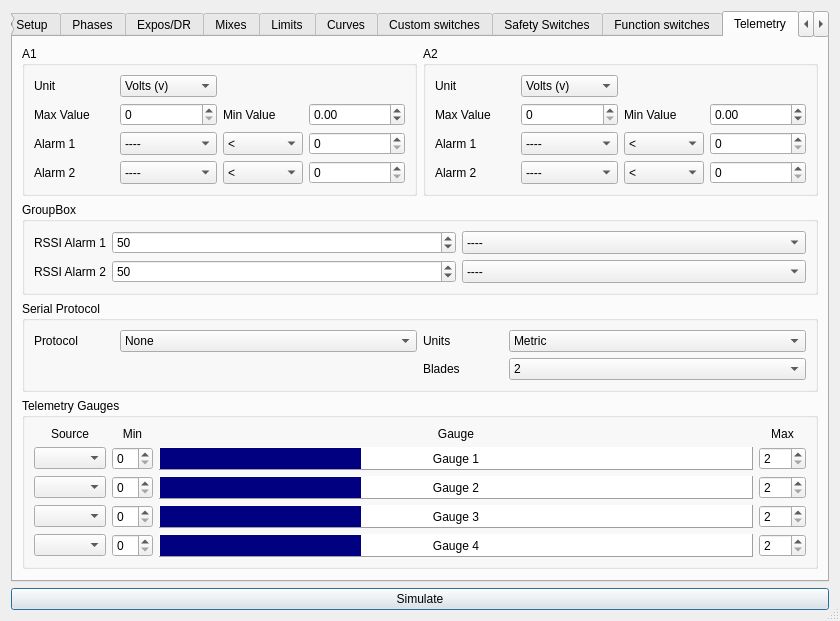
First picture: the form in src/modeledit.ui, repository roberto1903/companion9x, before the edit.
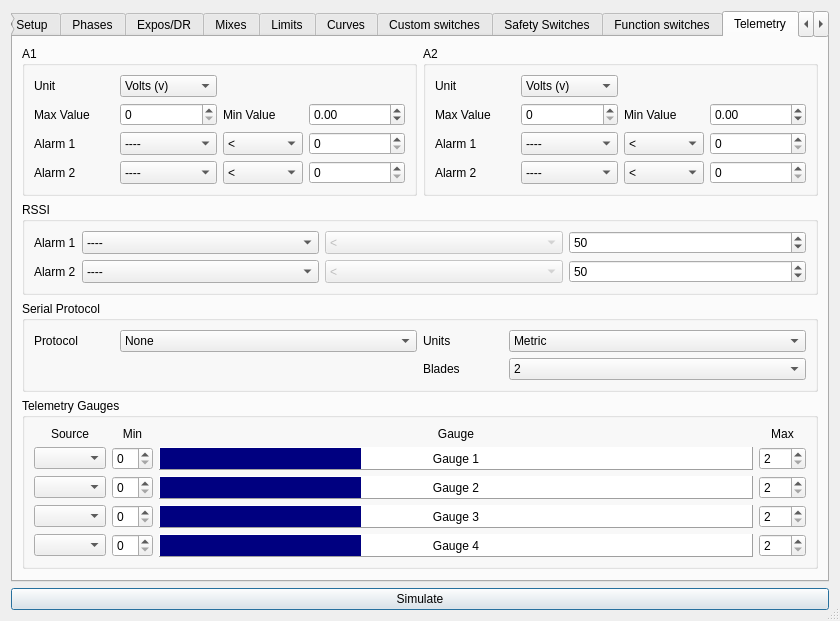
Second picture: the form after the edit. The open tabs and pages were chosen to show the change. Icons and pictures are not drawn.

Commit message: RSSI alarms configuration update

The edit to the form file:
```diff
--- a/src/modeledit.ui
+++ b/src/modeledit.ui
@@ -9718,9 +9718,69 @@
           </sizepolicy>
          </property>
          <property name="title">
-          <string>GroupBox</string>
+          <string>RSSI</string>
          </property>
          <layout class="QGridLayout" name="gridLayout_4">
+          <item row="0" column="1">
+           <widget class="QComboBox" name="rssiAlarm1CB">
+            <property name="sizePolicy">
+             <sizepolicy hsizetype="Preferred" vsizetype="Preferred">
+              <horstretch>0</horstretch>
+              <verstretch>0</verstretch>
+             </sizepolicy>
+            </property>
+            <item>
+             <property name="text">
+              <string>----</string>
+             </property>
+            </item>
+            <item>
+             <property name="text">
+              <string>Yellow</string>
+             </property>
+            </item>
+            <item>
+             <property name="text">
+              <string>Orange</string>
+             </property>
+            </item>
+            <item>
+             <property name="text">
+              <string>Red</string>
+             </property>
+            </item>
+           </widget>
+          </item>
+          <item row="1" column="1">
+           <widget class="QComboBox" name="rssiAlarm2CB">
+            <property name="sizePolicy">
+             <sizepolicy hsizetype="Preferred" vsizetype="Preferred">
+              <horstretch>0</horstretch>
+              <verstretch>0</verstretch>
+             </sizepolicy>
+            </property>
+            <item>
+             <property name="text">
+              <string>----</string>
+             </property>
+            </item>
+            <item>
+             <property name="text">
+              <string>Yellow</string>
+             </property>
+            </item>
+            <item>
+             <property name="text">
+              <string>Orange</string>
+             </property>
+            </item>
+            <item>
+             <property name="text">
+              <string>Red</string>
+             </property>
+            </item>
+           </widget>
+          </item>
           <item row="0" column="0">
            <widget class="QLabel" name="label_914">
             <property name="sizePolicy">
@@ -9730,7 +9790,7 @@
              </sizepolicy>
             </property>
             <property name="text">
-             <string>RSSI Alarm 1</string>
+             <string>Alarm 1</string>
             </property>
            </widget>
           </item>
@@ -9743,11 +9803,11 @@
              </sizepolicy>
             </property>
             <property name="text">
-             <string>RSSI Alarm 2</string>
+             <string>Alarm 2</string>
             </property>
            </widget>
           </item>
-          <item row="0" column="1">
+          <item row="0" column="3">
            <widget class="QSpinBox" name="rssiAlarm1SB">
             <property name="enabled">
              <bool>true</bool>
@@ -9775,37 +9835,7 @@
             </property>
            </widget>
           </item>
-          <item row="0" column="2">
-           <widget class="QComboBox" name="rssiAlarm1CB">
-            <property name="sizePolicy">
-             <sizepolicy hsizetype="Preferred" vsizetype="Preferred">
-              <horstretch>0</horstretch>
-              <verstretch>0</verstretch>
-             </sizepolicy>
-            </property>
-            <item>
-             <property name="text">
-              <string>----</string>
-             </property>
-            </item>
-            <item>
-             <property name="text">
-              <string>Yellow</string>
-             </property>
-            </item>
-            <item>
-             <property name="text">
-              <string>Orange</string>
-             </property>
-            </item>
-            <item>
-             <property name="text">
-              <string>Red</string>
-             </property>
-            </item>
-           </widget>
-          </item>
-          <item row="1" column="1">
+          <item row="1" column="3">
            <widget class="QSpinBox" name="rssiAlarm2SB">
             <property name="enabled">
              <bool>true</bool>
@@ -9833,8 +9863,34 @@
             </property>
            </widget>
           </item>
+          <item row="0" column="2">
+           <widget class="QComboBox" name="RSSIalarmOp1">
+            <property name="enabled">
+             <bool>false</bool>
+            </property>
+            <property name="sizePolicy">
+             <sizepolicy hsizetype="Preferred" vsizetype="Preferred">
+              <horstretch>0</horstretch>
+              <verstretch>0</verstretch>
+             </sizepolicy>
+            </property>
+            <item>
+             <property name="text">
+              <string>&lt;</string>
+             </property>
+            </item>
+            <item>
+             <property name="text">
+              <string>&gt;</string>
+             </property>
+            </item>
+           </widget>
+          </item>
           <item row="1" column="2">
-           <widget class="QComboBox" name="rssiAlarm2CB">
+           <widget class="QComboBox" name="RSSIalarmOp1_2">
+            <property name="enabled">
+             <bool>false</bool>
+            </property>
             <property name="sizePolicy">
              <sizepolicy hsizetype="Preferred" vsizetype="Preferred">
               <horstretch>0</horstretch>
@@ -9843,7 +9899,7 @@
             </property>
             <item>
              <property name="text">
-              <string>----</string>
+              <string>&lt;</string>
              </property>
             </item>
             <item>
```
Left out of the diff: 52 changed lines with no effect on the pictures. The commit also changes 5 other files.
